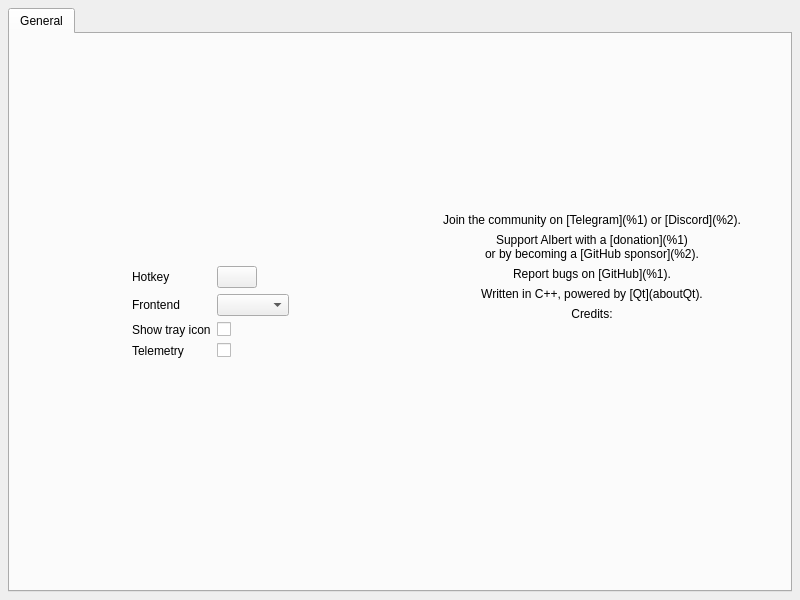
Above: src/settings/settingswindow.ui from albertlauncher/albert before the change. Below: the same form after it.
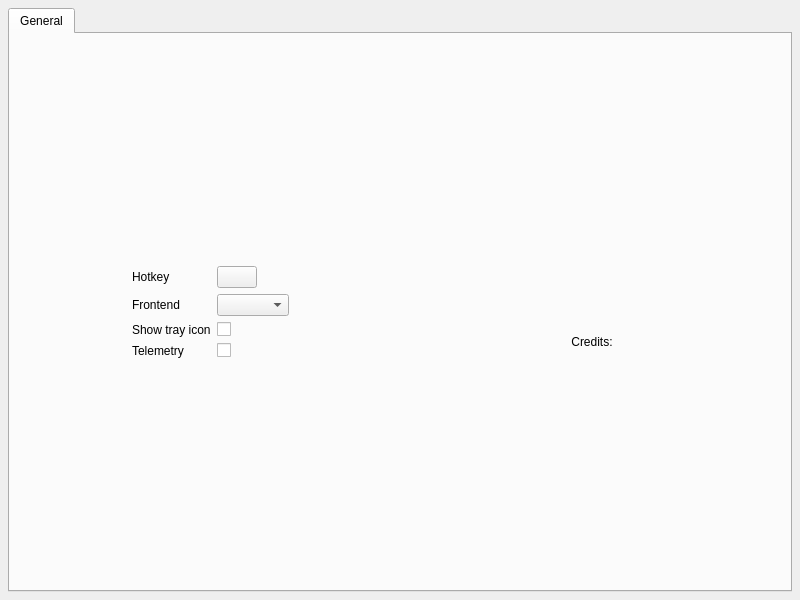
That is the form after the change. Icons and pictures are not drawn.

Commit message: chore: Replace about text with list of links

Diff of the .ui file:
```diff
--- a/src/settings/settingswindow.ui
+++ b/src/settings/settingswindow.ui
@@ -169,7 +169,7 @@
         </layout>
        </item>
        <item>
-        <layout class="QVBoxLayout" name="verticalLayout" stretch="2,0,4">
+        <layout class="QVBoxLayout" name="verticalLayout" stretch="1,0,1">
          <item>
           <spacer name="verticalSpacer_2">
            <property name="orientation">
@@ -250,64 +250,7 @@
            <item>
             <widget class="QLabel" name="label_community">
              <property name="text">
-              <string>Join the community on [Telegram](%1) or [Discord](%2).</string>
-             </property>
-             <property name="textFormat">
-              <enum>Qt::TextFormat::MarkdownText</enum>
-             </property>
-             <property name="alignment">
-              <set>Qt::AlignmentFlag::AlignCenter</set>
-             </property>
-             <property name="wordWrap">
-              <bool>true</bool>
-             </property>
-             <property name="openExternalLinks">
-              <bool>true</bool>
-             </property>
-            </widget>
-           </item>
-           <item>
-            <widget class="QLabel" name="label_support">
-             <property name="text">
-              <string>Support Albert with a [donation](%1)&lt;br/&gt;or by becoming a [GitHub sponsor](%2).</string>
-             </property>
-             <property name="textFormat">
-              <enum>Qt::TextFormat::MarkdownText</enum>
-             </property>
-             <property name="alignment">
-              <set>Qt::AlignmentFlag::AlignCenter</set>
-             </property>
-             <property name="wordWrap">
-              <bool>true</bool>
-             </property>
-             <property name="openExternalLinks">
-              <bool>true</bool>
-             </property>
-            </widget>
-           </item>
-           <item>
-            <widget class="QLabel" name="label_bugs">
-             <property name="text">
-              <string>Report bugs on [GitHub](%1).</string>
-             </property>
-             <property name="textFormat">
-              <enum>Qt::TextFormat::MarkdownText</enum>
-             </property>
-             <property name="alignment">
-              <set>Qt::AlignmentFlag::AlignCenter</set>
-             </property>
-             <property name="wordWrap">
-              <bool>true</bool>
-             </property>
-             <property name="openExternalLinks">
-              <bool>true</bool>
-             </property>
-            </widget>
-           </item>
-           <item>
-            <widget class="QLabel" name="label_about">
-             <property name="text">
-              <string>Written in C++, powered by [Qt](aboutQt).</string>
+              <string/>
              </property>
              <property name="textFormat">
               <enum>Qt::TextFormat::MarkdownText</enum>
```
Left out of the diff: 2 changed lines with no effect on the pictures. The commit also changes 1 other file.
